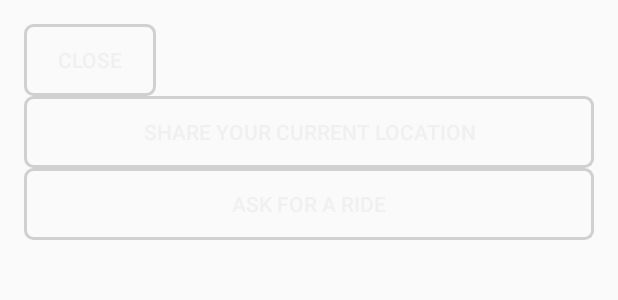
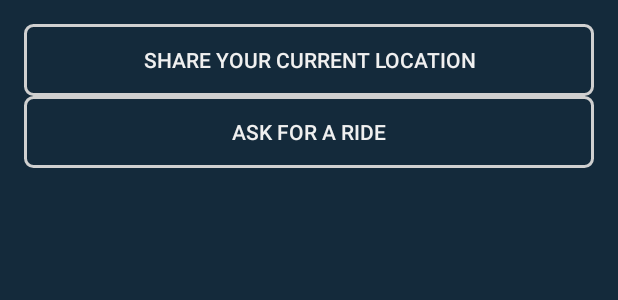
Before and after one commit to Vishwas-Banjan/Adv-Mobile-App-Dev, an Android app: the layout fragment_add_more_dialog.xml on its own in the app's theme, with its tools: preview values and no code run, on a phone screen of 412 x 824 dp. Shown: the top 300 px of the screen. Run offline under Robolectric (Android 15) with nearby library versions, the phone set to English and light mode, and no system bars.

Commit message:
Auto stash before rebase of "dev"
Fixes

```diff
--- a/Inclass/Inclass02/app/src/main/java/com/uncc/inclass01/ui/chatroom/Chat.java
+++ b/Inclass/Inclass02/app/src/main/java/com/uncc/inclass01/ui/chatroom/Chat.java
@@ -9,6 +9,13 @@ import android.widget.Button;
 import android.widget.EditText;
 import android.widget.ImageView;
 import android.widget.TextView;
+
+import androidx.annotation.NonNull;
+import androidx.annotation.Nullable;
+import androidx.fragment.app.Fragment;
+import androidx.recyclerview.widget.LinearLayoutManager;
+import androidx.recyclerview.widget.RecyclerView;
+import androidx.viewpager.widget.ViewPager;
 
 import com.google.android.gms.tasks.OnFailureListener;
 import com.google.android.gms.tasks.OnSuccessListener;
@@ -22,6 +29,7 @@ import com.google.firebase.storage.StorageReference;
 import com.uncc.inclass01.AppConstant;
 import com.uncc.inclass01.GlideApp;
 import com.uncc.inclass01.R;
+import com.uncc.inclass01.ui.AddMoreBottomDialog;
 import com.uncc.inclass01.utilities.Auth;
 import com.uncc.inclass01.utilities.Message;
 import com.uncc.inclass01.utilities.UserProfile;
@@ -29,13 +37,6 @@ import com.uncc.inclass01.utilities.UserProfile;
 import java.text.SimpleDateFormat;
 import java.util.ArrayList;
 import java.util.Date;
-
-import androidx.annotation.NonNull;
-import androidx.annotation.Nullable;
-import androidx.fragment.app.Fragment;
-import androidx.recyclerview.widget.LinearLayoutManager;
-import androidx.recyclerview.widget.RecyclerView;
-import androidx.viewpager.widget.ViewPager;
 
 
 /**
@@ -98,7 +99,7 @@ public class Chat extends Fragment implements MessageAsyncTask {
         messageListAdapter = new MessageListAdapter(messageList, this);
 
         recyclerView = getView().findViewById(R.id.messageRV);
-        addMoreBtn = getView().findViewById(R.id.addMoreBtn);
+        addMoreBtn = getView().findViewById(R.id.addMore);
         recyclerView.setHasFixedSize(true);
         recyclerView.setLayoutManager(new LinearLayoutManager(getActivity()));
         recyclerView.setAdapter(messageListAdapter);
--- a/Inclass/Inclass02/app/src/main/res/layout/fragment_add_more_dialog.xml
+++ b/Inclass/Inclass02/app/src/main/res/layout/fragment_add_more_dialog.xml
@@ -6,16 +6,10 @@
     android:layout_height="match_parent"
     app:behavior_hideable="true"
     app:behavior_peekHeight="200dp"
+    android:background="@color/backgroundColor"
     android:padding="16dp"
     android:id="@+id/add_more_bottom_sheet"
     app:layout_behavior="@string/bottom_sheet_behavior">
-
-        <Button
-            android:layout_width="wrap_content"
-            android:layout_height="wrap_content"
-            android:text="Close"
-            android:id="@+id/closeBottomDialog"
-            android:background="@drawable/button_background"/>
 
         <Button
             android:layout_width="match_parent"
```
Also changed, not shown: Inclass/Inclass02/app/src/main/java/com/uncc/inclass01/ui/AddMoreBottomDialog.java (renamed from Inclass/Inclass02/app/src/main/java/com/uncc/inclass01/ui/location/AddMoreBottomDialog.java).
